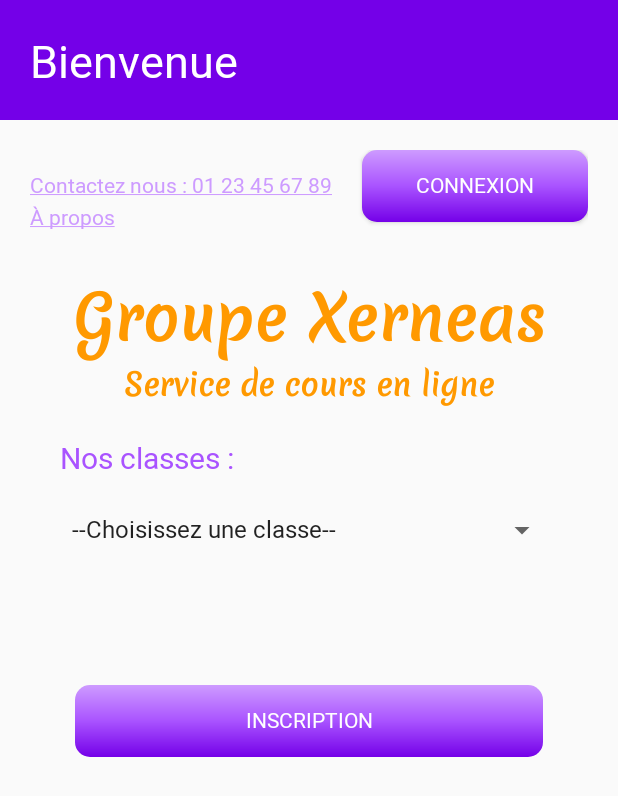
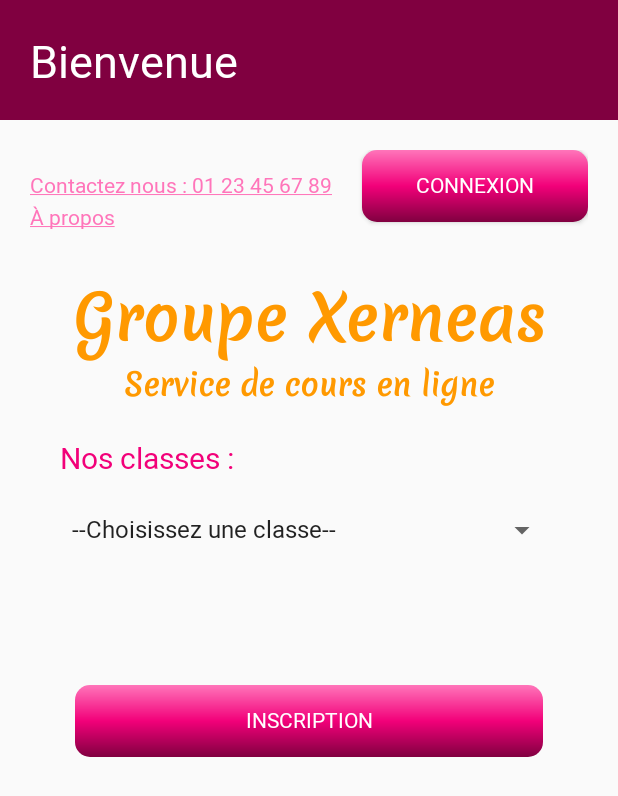
Before and after one commit to FlooneClife/ecole_en_ligne, an Android app: the screen it shows after launch (MainActivity), on a phone screen of 412 x 824 dp. Shown: the top 796 px of the screen. Run offline under Robolectric (Android 15) with nearby library versions, the phone set to English and light mode, and no system bars.

Commit message:
Mise à jour du thème (couleur)
Mise à jour des couleurs

```diff
--- a/app/src/main/res/values/colors.xml
+++ b/app/src/main/res/values/colors.xml
@@ -16,10 +16,10 @@
     <color name="x_orange200">#FFB03C</color>
     <color name="x_orange250">#FFD697</color>
 
-    <color name="x_purple050">#37006F</color>
-    <color name="x_purple100">#7400E8</color>
-    <color name="x_purple150">#A953FF</color>
-    <color name="x_purple200">#CD9BFF</color>
-    <color name="x_purple250">#E1C4FF</color>
+    <color name="x_purple050">#3C001E</color>
+    <color name="x_purple100">#800040</color>
+    <color name="x_purple150">#F20079</color>
+    <color name="x_purple200">#FF75BA</color>
+    <color name="x_purple250">#FFC6E2</color>
 
 </resources>
```
